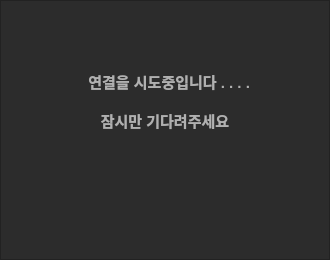
This is dms_central/camframe.ui in veda-team4/dms as Qt 5 draws it before an edit. The edited form follows.
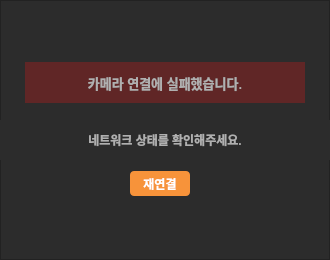
This is the edited form. Icons and pictures are not drawn.

```diff
--- a/dms_central/camframe.ui
+++ b/dms_central/camframe.ui
@@ -131,9 +131,9 @@
     <property name="geometry">
      <rect>
       <x>35</x>
-      <y>70</y>
+      <y>60</y>
       <width>260</width>
-      <height>61</height>
+      <height>71</height>
      </rect>
     </property>
     <property name="font">
@@ -174,6 +174,145 @@
     </property>
    </widget>
   </widget>
+  <widget class="QFrame" name="waitingFrame_3">
+   <property name="geometry">
+    <rect>
+     <x>0</x>
+     <y>0</y>
+     <width>330</width>
+     <height>260</height>
+    </rect>
+   </property>
+   <property name="font">
+    <font>
+     <pointsize>9</pointsize>
+    </font>
+   </property>
+   <property name="frameShape">
+    <enum>QFrame::Shape::StyledPanel</enum>
+   </property>
+   <property name="frameShadow">
+    <enum>QFrame::Shadow::Raised</enum>
+   </property>
+   <widget class="QLabel" name="label_3">
+    <property name="geometry">
+     <rect>
+      <x>25</x>
+      <y>62</y>
+      <width>280</width>
+      <height>41</height>
+     </rect>
+    </property>
+    <property name="font">
+     <font>
+      <pointsize>10</pointsize>
+      <bold>true</bold>
+     </font>
+    </property>
+    <property name="styleSheet">
+     <string notr="true">color: #B0B0B0;
+ background-color: rgba(218, 24, 24, 0.3);</string>
+    </property>
+    <property name="text">
+     <string>카메라 연결에 실패했습니다.</string>
+    </property>
+    <property name="alignment">
+     <set>Qt::AlignmentFlag::AlignCenter</set>
+    </property>
+   </widget>
+   <widget class="QPushButton" name="cancelButton">
+    <property name="geometry">
+     <rect>
+      <x>130</x>
+      <y>171</y>
+      <width>60</width>
+      <height>25</height>
+     </rect>
+    </property>
+    <property name="font">
+     <font>
+      <pointsize>-1</pointsize>
+      <bold>true</bold>
+     </font>
+    </property>
+    <property name="styleSheet">
+     <string notr="true">
+
+QPushButton {
+    background-color: #F7933A; /* 기본 색상 */
+    color: white;
+    border: none;
+    border-radius: 4px;
+    padding: 6px 12px;
+    font-size: 12px;
+}
+
+/* 마우스를 올렸을 때 (Hover 상태) */
+QPushButton:hover {
+    background-color: #FF9F50; /* 약간 밝은 오렌지 */
+}
+
+/* 버튼을 누르고 있을 때 (Pressed 상태) */
+QPushButton:pressed {
+    background-color: #D87520; /* 살짝 어두운 오렌지 */
+}</string>
+    </property>
+    <property name="text">
+     <string>재연결</string>
+    </property>
+   </widget>
+   <widget class="QLabel" name="label_4">
+    <property name="geometry">
+     <rect>
+      <x>0</x>
+      <y>120</y>
+      <width>330</width>
+      <height>40</height>
+     </rect>
+    </property>
+    <property name="font">
+     <font>
+      <pointsize>9</pointsize>
+      <bold>true</bold>
+     </font>
+    </property>
+    <property name="styleSheet">
+     <string notr="true">color: #B0B0B0;</string>
+    </property>
+    <property name="text">
+     <string>네트워크 상태를 확인해주세요.</string>
+    </property>
+    <property name="alignment">
+     <set>Qt::AlignmentFlag::AlignCenter</set>
+    </property>
+   </widget>
+   <widget class="QLabel" name="label_5">
+    <property name="geometry">
+     <rect>
+      <x>36</x>
+      <y>78</y>
+      <width>12</width>
+      <height>12</height>
+     </rect>
+    </property>
+    <property name="styleSheet">
+     <string notr="true">background-color: transparent;</string>
+    </property>
+    <property name="text">
+     <string/>
+    </property>
+    <property name="pixmap">
+     <pixmap resource="resources/resources.qrc">:/images/image/x_image.png</pixmap>
+    </property>
+    <property name="scaledContents">
+     <bool>true</bool>
+    </property>
+   </widget>
+  </widget>
+  <zorder>videoLabel</zorder>
+  <zorder>waitingFrame_2</zorder>
+  <zorder>waitingFrame_1</zorder>
+  <zorder>waitingFrame_3</zorder>
  </widget>
  <resources>
   <include location="resources/resources.qrc"/>
```
